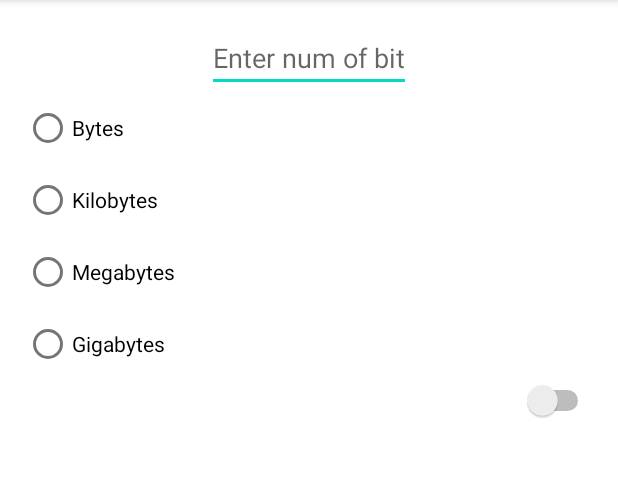
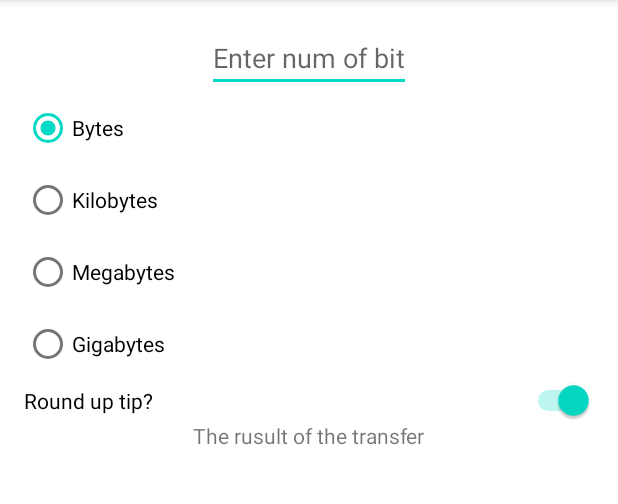
Before and after one commit to Ro-JA/TipTime, an Android app: the screen it shows after launch (MainActivity), on a phone screen of 412 x 824 dp, the part 84-588 px from its top. Run offline under Robolectric (Android 15) with nearby library versions, the phone set to English and light mode, and no system bars.

Commit message:
add textview

```diff
--- a/app/src/main/res/layout/activity_test.xml
+++ b/app/src/main/res/layout/activity_test.xml
@@ -26,7 +26,8 @@
             android:id="@+id/byt_radio_button"
             android:layout_width="wrap_content"
             android:layout_height="wrap_content"
-            android:text="@string/text_byt_radio_button"/>
+            android:text="@string/text_byt_radio_button"
+            android:checked="true"/>
         <RadioButton
             android:id="@+id/Kbyt_radio_button"
             android:layout_width="wrap_content"
@@ -47,9 +48,21 @@
 
     <Switch
         android:id="@+id/switch_round"
+        android:layout_width="0dp"
+        android:layout_height="wrap_content"
+        app:layout_constraintTop_toBottomOf="@+id/radio_group"
+        app:layout_constraintEnd_toEndOf="parent"
+        app:layout_constraintStart_toStartOf="@id/radio_group"
+        android:text="@string/round_up_tip"
+        android:checked="true"/>
+
+    <TextView
+        android:id="@+id/result_text_view"
         android:layout_width="wrap_content"
         android:layout_height="wrap_content"
-        app:layout_constraintTop_toBottomOf="@+id/radio_group"
-        app:layout_constraintEnd_toEndOf="parent"/>
+        app:layout_constraintStart_toStartOf="parent"
+        app:layout_constraintTop_toBottomOf="@id/switch_round"
+        app:layout_constraintEnd_toEndOf="parent"
+        android:text="@string/result_transfer"/>
 
 </androidx.constraintlayout.widget.ConstraintLayout>
--- a/app/src/main/res/values/strings.xml
+++ b/app/src/main/res/values/strings.xml
@@ -13,4 +13,5 @@
     <string name="text_Kbyt_radio_button">Kilobytes</string>
     <string name="text_Mbyt_radio_button">Megabytes</string>
     <string name="text_Gbyt_radio_button">Gigabytes</string>
+    <string name="result_transfer">The rusult of the transfer</string>
 </resources>
```
